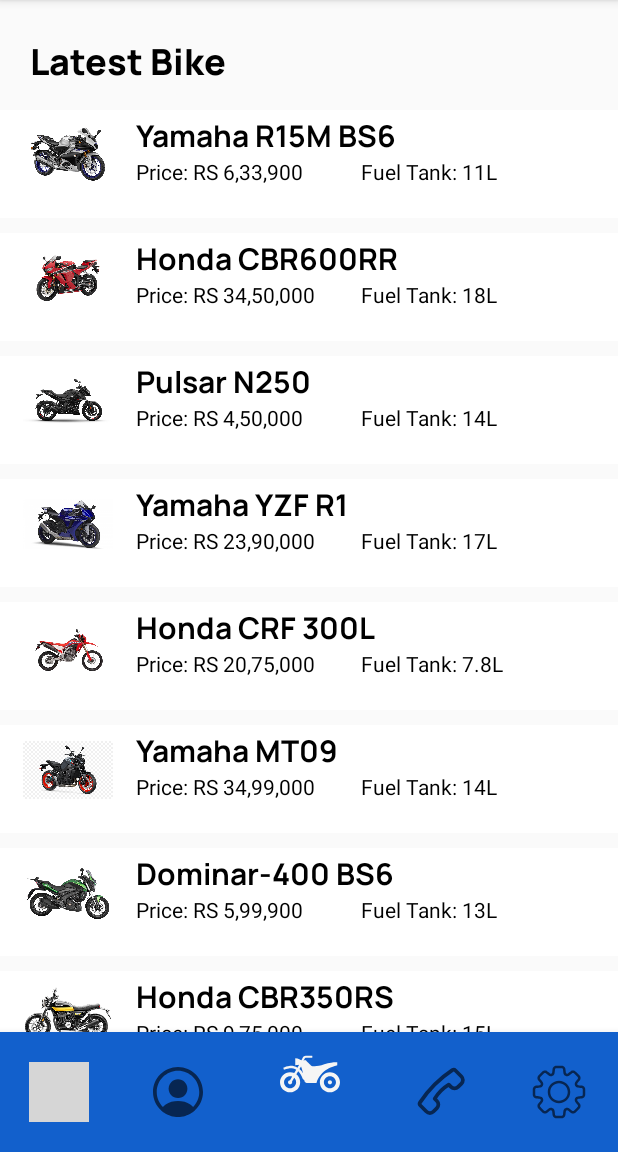
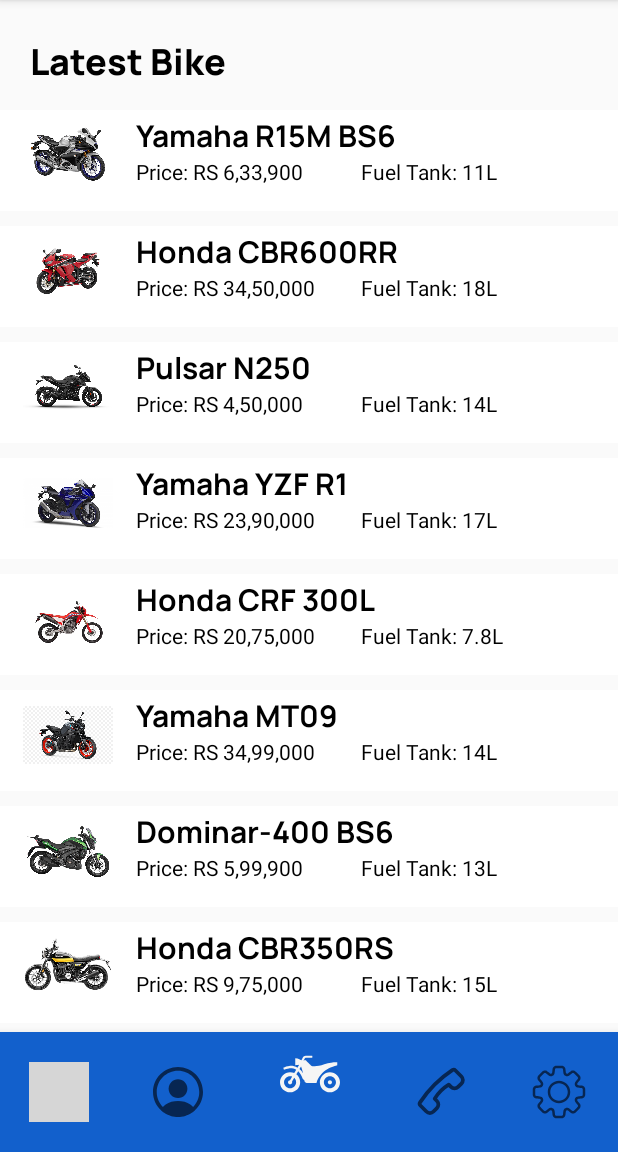
Before and after one commit to RinchenYonjan/BikeNepal, an Android app: the fragment ProfileFragment placed in its activity, item 3 of the bottom bar chosen, on a phone screen of 412 x 824 dp, the part 84-1236 px from its top. Run offline under Robolectric (Android 15) with nearby library versions, the phone set to English and light mode, and no system bars; grey boxes are pictures that could not be loaded.

Commit message:
Merge remote changes

```diff
--- a/app/src/main/res/layout/fragment_profile.xml
+++ b/app/src/main/res/layout/fragment_profile.xml
@@ -69,7 +69,7 @@
             android:textSize="20dp"
             android:fontFamily="@font/manrope_bold"
             android:layout_marginStart="30dp"
-            android:layout_marginTop="17dp"
+            android:layout_marginTop="15dp"
             android:textStyle="bold"
             android:textColor="@android:color/white"/>
 
--- a/app/src/main/res/layout/fragment_recyclerview_holder.xml
+++ b/app/src/main/res/layout/fragment_recyclerview_holder.xml
@@ -9,6 +9,14 @@
     android:layout_marginTop="10dp"
     android:foreground="?attr/selectableItemBackground"
     style="@style/SCREEN" >
+
+    <!-- Space -->
+    <LinearLayout
+        android:layout_width="match_parent"
+        android:layout_height="2dp"
+        android:background="@null"
+        android:layout_above="@+id/imageView"
+        android:layout_marginTop="5dp" />
 
     <!-- Bike Image -->
     <ImageView
@@ -55,9 +63,8 @@
     <LinearLayout
         android:layout_width="match_parent"
         android:layout_height="2dp"
-        android:background="@color/white"
+        android:background="@null"
         android:layout_below="@+id/imageView"
-        android:layout_marginTop="10dp"
-        style="@style/TEXT" />
+        android:layout_marginTop="5dp" />
 
 </RelativeLayout>
```
